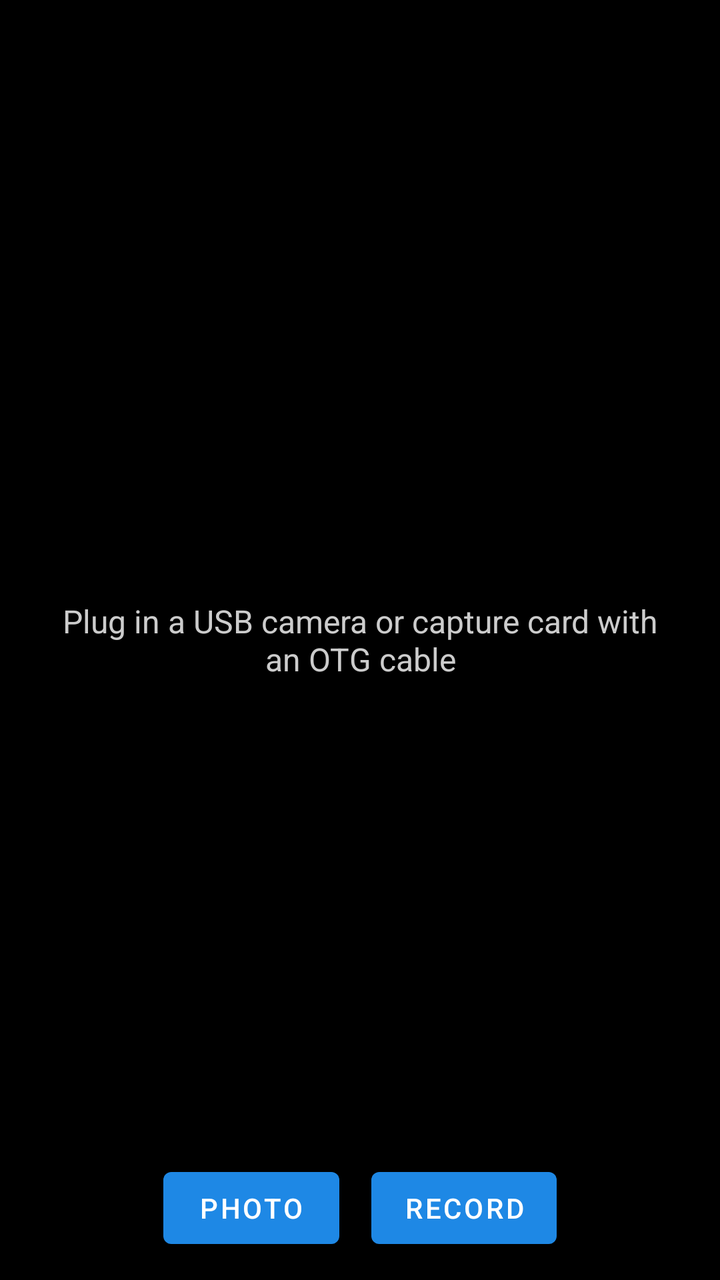
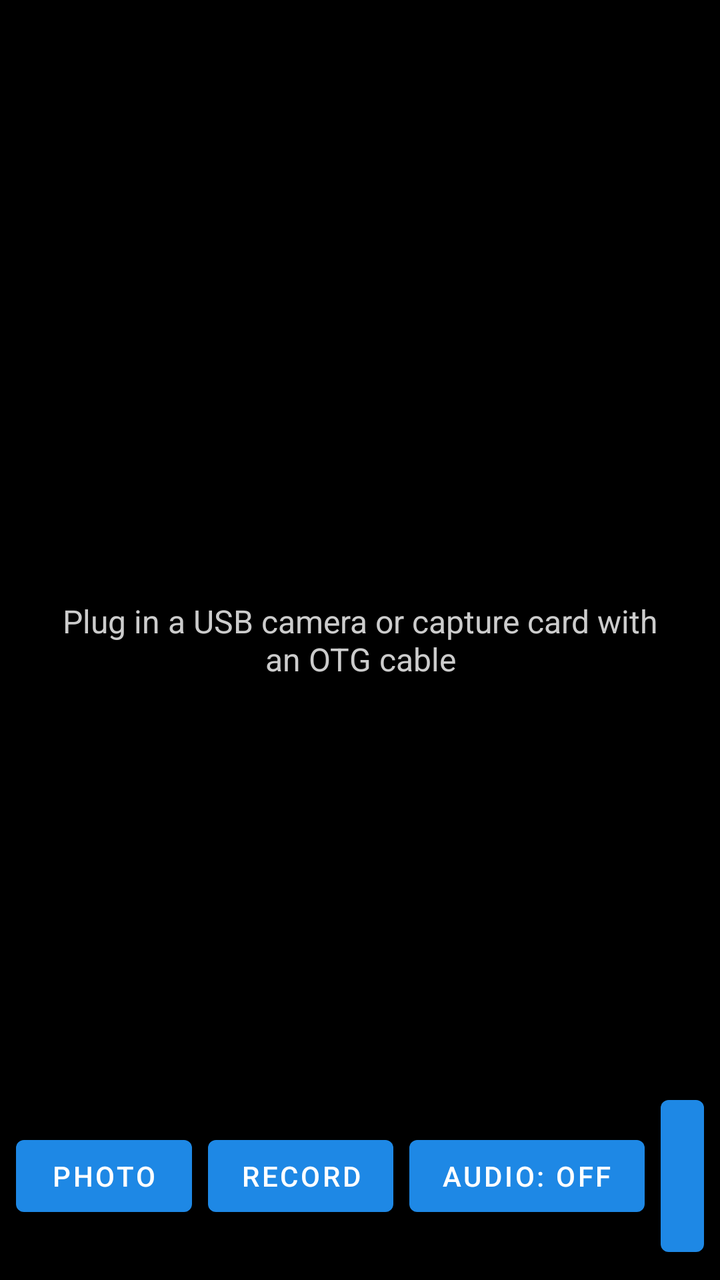

An Android layout rendered at two revisions. The XML below is the earlier revision; the diff shows what the commit changed to produce the second picture.
<!-- AndroidManifest.xml: application theme Theme.UsbCamViewer -->
<!-- res/layout/fragment_camera.xml -->
<?xml version="1.0" encoding="utf-8"?>
<FrameLayout xmlns:android="http://schemas.android.com/apk/res/android"
    android:layout_width="match_parent"
    android:layout_height="match_parent"
    android:background="#000000">

    
    <FrameLayout
        android:id="@+id/cameraContainer"
        android:layout_width="match_parent"
        android:layout_height="match_parent" />

    <TextView
        android:id="@+id/hintText"
        android:layout_width="wrap_content"
        android:layout_height="wrap_content"
        android:layout_gravity="center"
        android:gravity="center"
        android:padding="24dp"
        android:text="@string/hint_no_camera"
        android:textColor="#CCCCCC"
        android:textSize="16sp" />

    <LinearLayout
        android:layout_width="match_parent"
        android:layout_height="wrap_content"
        android:layout_gravity="bottom"
        android:background="#66000000"
        android:gravity="center"
        android:orientation="horizontal"
        android:padding="12dp">

        <Button
            android:id="@+id/btnSnapshot"
            android:layout_width="wrap_content"
            android:layout_height="wrap_content"
            android:layout_marginEnd="16dp"
            android:text="@string/btn_snapshot" />

        <Button
            android:id="@+id/btnRecord"
            android:layout_width="wrap_content"
            android:layout_height="wrap_content"
            android:text="@string/btn_record_start" />
    </LinearLayout>
</FrameLayout>
<!-- resources referenced by this layout -->
<resources>
  <string name="btn_record_start">Record</string>
  <string name="btn_snapshot">Photo</string>
  <string name="hint_no_camera">Plug in a USB camera or capture card with an OTG cable</string>
  <style name="Theme.UsbCamViewer" parent="Theme.MaterialComponents.DayNight.NoActionBar">
          <item name="colorPrimary">#1E88E5</item>
          <item name="colorPrimaryVariant">#1565C0</item>
          <item name="colorOnPrimary">#FFFFFF</item>
          <item name="android:statusBarColor">#000000</item>
          <item name="android:windowBackground">#000000</item>
      </style>
</resources>

<!-- the commit's change to res/layout/fragment_camera.xml (unified diff, before → after) -->
@@ -1,5 +1,6 @@
 <?xml version="1.0" encoding="utf-8"?>
 <FrameLayout xmlns:android="http://schemas.android.com/apk/res/android"
+    android:id="@+id/rootLayout"
     android:layout_width="match_parent"
     android:layout_height="match_parent"
     android:background="#000000">
@@ -21,26 +22,56 @@
         android:textColor="#CCCCCC"
         android:textSize="16sp" />
 
+    <TextView
+        android:id="@+id/statusText"
+        android:layout_width="wrap_content"
+        android:layout_height="wrap_content"
+        android:layout_gravity="top|start"
+        android:layout_margin="12dp"
+        android:background="#88000000"
+        android:paddingStart="10dp"
+        android:paddingTop="4dp"
+        android:paddingEnd="10dp"
+        android:paddingBottom="4dp"
+        android:textColor="#FFFFFF"
+        android:textSize="13sp"
+        android:visibility="gone" />
+
     <LinearLayout
+        android:id="@+id/controlBar"
         android:layout_width="match_parent"
         android:layout_height="wrap_content"
         android:layout_gravity="bottom"
-        android:background="#66000000"
+        android:background="#88000000"
         android:gravity="center"
         android:orientation="horizontal"
-        android:padding="12dp">
+        android:padding="8dp">
 
         <Button
             android:id="@+id/btnSnapshot"
             android:layout_width="wrap_content"
             android:layout_height="wrap_content"
-            android:layout_marginEnd="16dp"
+            android:layout_marginEnd="8dp"
             android:text="@string/btn_snapshot" />
 
         <Button
             android:id="@+id/btnRecord"
             android:layout_width="wrap_content"
             android:layout_height="wrap_content"
+            android:layout_marginEnd="8dp"
             android:text="@string/btn_record_start" />
+
+        <Button
+            android:id="@+id/btnAudio"
+            android:layout_width="wrap_content"
+            android:layout_height="wrap_content"
+            android:layout_marginEnd="8dp"
+            android:text="@string/btn_audio_off" />
+
+        <Button
+            android:id="@+id/btnSize"
+            android:layout_width="wrap_content"
+            android:layout_height="wrap_content"
+            android:text="@string/btn_size" />
     </LinearLayout>
 </FrameLayout>
<!-- resource entries referenced after the edit -->
@@ -1,6 +1,8 @@
 <!-- resources referenced by this layout -->
 <resources>
+  <string name="btn_audio_off">Audio: OFF</string>
   <string name="btn_record_start">Record</string>
+  <string name="btn_size">Size</string>
   <string name="btn_snapshot">Photo</string>
   <string name="hint_no_camera">Plug in a USB camera or capture card with an OTG cable</string>
   <style name="Theme.UsbCamViewer" parent="Theme.MaterialComponents.DayNight.NoActionBar">
